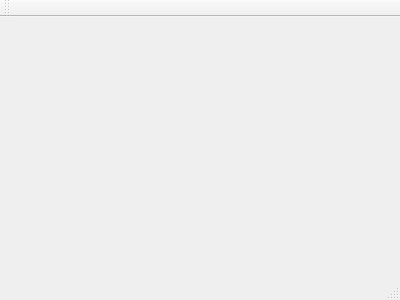
Qt form mainwindow.ui (Matteo-/Genetix) before a commit.
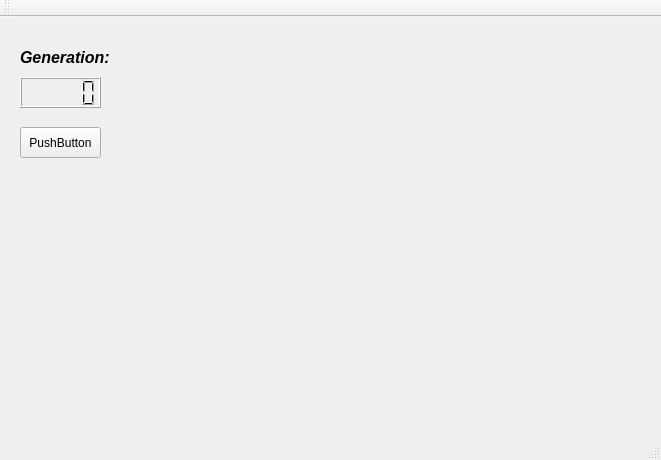
The same form after that commit.

The edit to the form file:
```diff
--- a/mainwindow.ui
+++ b/mainwindow.ui
@@ -1,24 +1,89 @@
 <ui version="4.0">
  <class>MainWindow</class>
- <widget class="QMainWindow" name="MainWindow" >
-  <property name="geometry" >
+ <widget class="QMainWindow" name="MainWindow">
+  <property name="enabled">
+   <bool>true</bool>
+  </property>
+  <property name="geometry">
    <rect>
     <x>0</x>
     <y>0</y>
-    <width>400</width>
-    <height>300</height>
+    <width>661</width>
+    <height>460</height>
    </rect>
   </property>
   <property name="windowTitle" >
    <string>MainWindow</string>
   </property>
-  <widget class="QMenuBar" name="menuBar" />
-  <widget class="QToolBar" name="mainToolBar" />
-  <widget class="QWidget" name="centralWidget" />
-  <widget class="QStatusBar" name="statusBar" />
+  <widget class="QWidget" name="centralWidget">
+   <widget class="QLCDNumber" name="lcdGen">
+    <property name="geometry">
+     <rect>
+      <x>20</x>
+      <y>60</y>
+      <width>81</width>
+      <height>31</height>
+     </rect>
+    </property>
+   </widget>
+   <widget class="QLabel" name="label">
+    <property name="geometry">
+     <rect>
+      <x>20</x>
+      <y>20</y>
+      <width>191</width>
+      <height>41</height>
+     </rect>
+    </property>
+    <property name="font">
+     <font>
+      <pointsize>12</pointsize>
+      <weight>75</weight>
+      <italic>true</italic>
+      <bold>true</bold>
+      <strikeout>false</strikeout>
+      <kerning>true</kerning>
+     </font>
+    </property>
+    <property name="text">
+     <string>Generation:</string>
+    </property>
+   </widget>
+   <widget class="QPushButton" name="pushButton">
+    <property name="geometry">
+     <rect>
+      <x>20</x>
+      <y>110</y>
+      <width>81</width>
+      <height>31</height>
+     </rect>
+    </property>
+    <property name="text">
+     <string>PushButton</string>
+    </property>
+   </widget>
+  </widget>
+  <widget class="QMenuBar" name="menuBar">
+   <property name="geometry">
+    <rect>
+     <x>0</x>
+     <y>0</y>
+     <width>661</width>
+     <height>19</height>
+    </rect>
+   </property>
+  </widget>
+  <widget class="QToolBar" name="mainToolBar">
+   <attribute name="toolBarArea">
+    <enum>TopToolBarArea</enum>
+   </attribute>
+   <attribute name="toolBarBreak">
+    <bool>false</bool>
+   </attribute>
+  </widget>
+  <widget class="QStatusBar" name="statusBar"/>
  </widget>
- <layoutDefault spacing="6" margin="11" />
- <pixmapfunction></pixmapfunction>
+ <layoutdefault spacing="6" margin="11"/>
  <resources/>
  <connections/>
 </ui>
```
Left out of the diff: 5 changed lines with no effect on the pictures.
